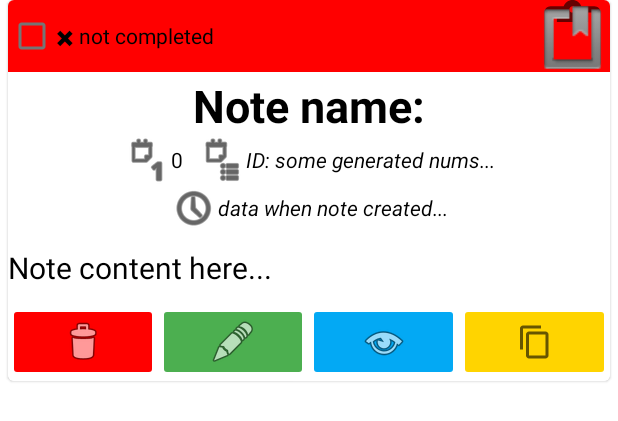
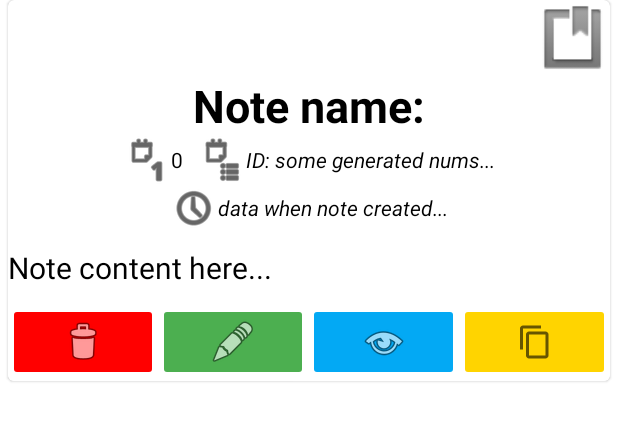
Before and after one commit to Maxdgf/My-Notes, an Android app: the layout note_view_widget.xml on its own in the app's theme, with its tools: preview values and no code run, on a phone screen of 412 x 824 dp. Shown: the top 421 px of the screen. Run offline under Robolectric (Android 15) with nearby library versions, the phone set to English and light mode, and no system bars; Roboto replaces fonts that are not available here.

Commit message:
Update note_view_widget.xml

```diff
--- a/app/src/main/res/layout/note_view_widget.xml
+++ b/app/src/main/res/layout/note_view_widget.xml
@@ -12,15 +12,6 @@
     <androidx.constraintlayout.widget.ConstraintLayout
         android:layout_width="match_parent"
         android:layout_height="match_parent">
-
-        <CheckBox
-            android:id="@+id/completeChecker"
-            android:layout_width="match_parent"
-            android:layout_height="wrap_content"
-            android:background="#FF0000"
-            android:text="✖ not completed"
-            app:layout_constraintLeft_toLeftOf="parent"
-            app:layout_constraintTop_toTopOf="parent" />
 
         <LinearLayout
             android:layout_width="match_parent"
@@ -168,14 +159,6 @@
         </LinearLayout>
 
         <ImageView
-            android:id="@+id/checkImageIcon"
-            android:layout_width="50dp"
-            android:layout_height="50dp"
-            app:layout_constraintRight_toRightOf="parent"
-            app:layout_constraintTop_toTopOf="parent"
-            app:srcCompat="?attr/actionModePasteDrawable" />
-
-        <ImageView
             android:id="@+id/noteIcon"
             android:layout_width="50dp"
             android:layout_height="50dp"
```
